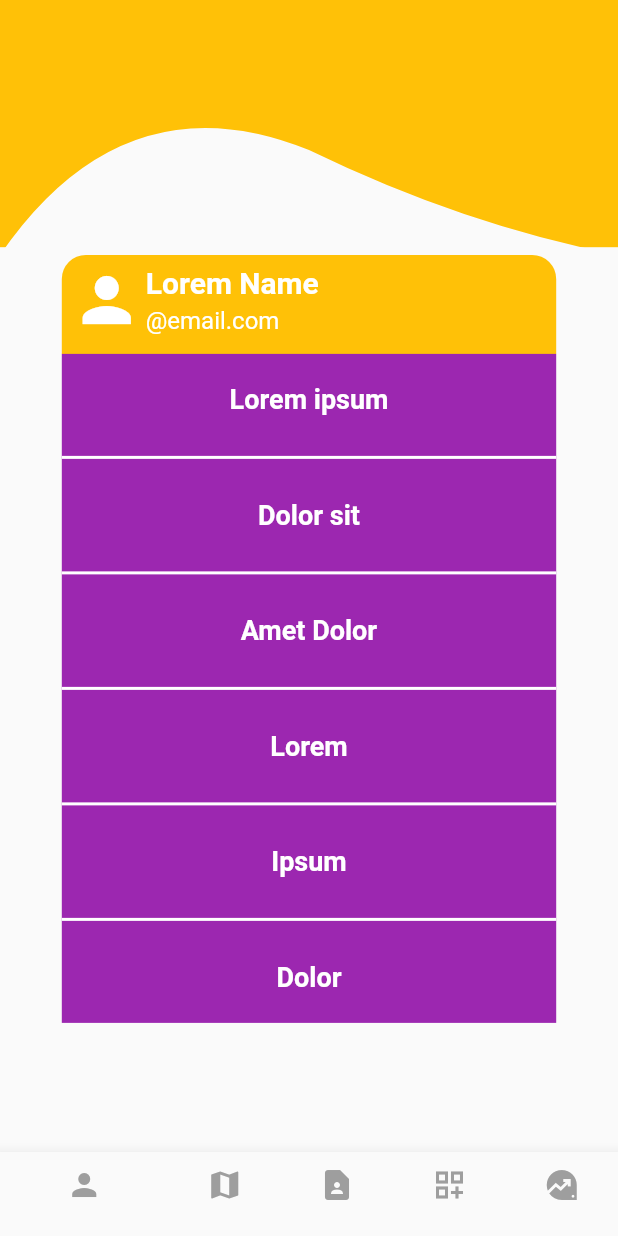
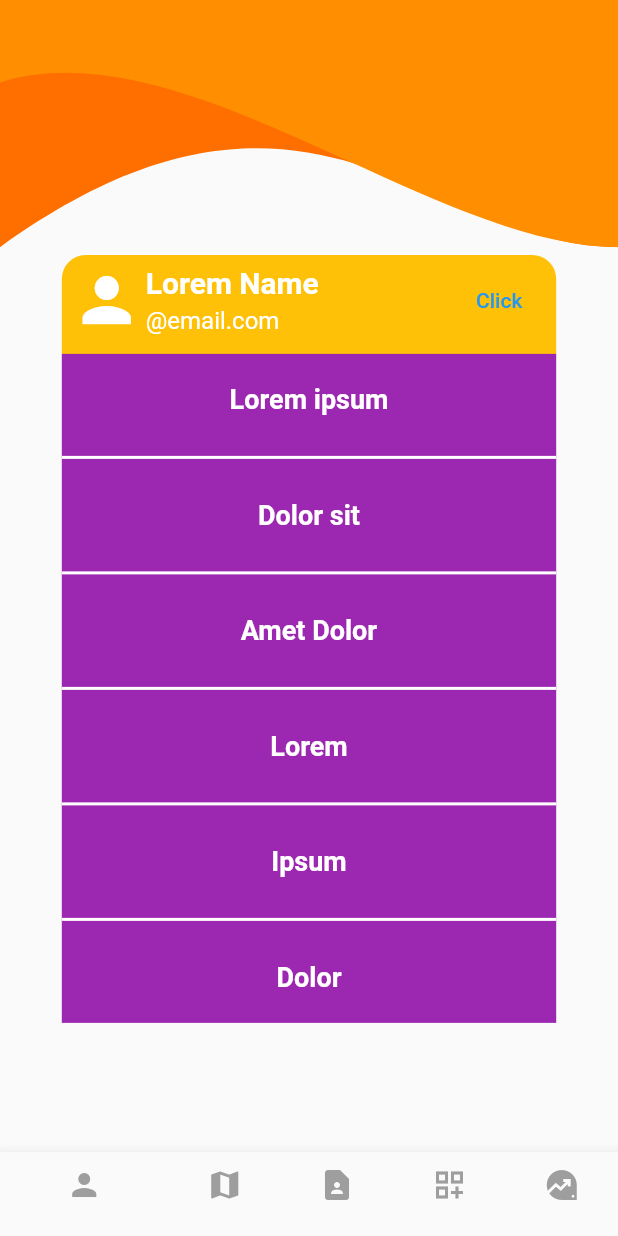
Before and after one commit to Gifrad/Test-Flutter, a Flutter app: the ContactPage screen opened by its route, on a phone screen of 412 x 824 dp. Run offline on Flutter 3.47's test engine with Material 2 defaults, Android fonts, the phone set to English and light mode, and no system bars; our stand-ins replace carousel_slider, google_maps_flutter, image_picker.

Commit message:
Update Background Clipper

```diff
--- a/lib/pages/contact/contact_page.dart
+++ b/lib/pages/contact/contact_page.dart
@@ -1,5 +1,7 @@
-import 'package:education/pages/widget/my_clipper.dart';
+import 'package:education/utils/appbar_clipper.dart';
 import 'package:flutter/material.dart';
+
+import '../../utils/second_appbar_clipper copy.dart';
 
 class ContactPage extends StatefulWidget {
   const ContactPage({super.key});
@@ -17,9 +19,18 @@ class _ContactPageState extends State<ContactPage> {
           SizedBox(
             height: MediaQuery.of(context).size.height * 0.2,
             child: ClipPath(
-              clipper: MyClipper(),
+              clipper: AppBarClipper(),
               child: Container(
-                color: Colors.amber,
+                color: Colors.amber[900],
+              ),
+            ),
+          ),
+          SizedBox(
+            height: MediaQuery.of(context).size.height * 0.2,
+            child: ClipPath(
+              clipper: SecondAppBarClipper(),
+              child: Container(
+                color: Colors.amber[800],
               ),
             ),
           ),
@@ -44,15 +55,10 @@ class _ContactPageState extends State<ContactPage> {
                     children: [
                       Row(
                         children: [
-                          GestureDetector(
-                            onTap: () {
-                              Navigator.pushNamed(context, '/choice');
-                            },
-                            child: const Icon(
-                              Icons.person,
-                              size: 48,
-                              color: Colors.white,
-                            ),
+                          const Icon(
+                            Icons.person,
+                            size: 48,
+                            color: Colors.white,
                           ),
                           const SizedBox(
                             width: 2,
@@ -79,6 +85,13 @@ class _ContactPageState extends State<ContactPage> {
                                 ),
                               )
                             ],
+                          ),
+                          const Spacer(),
+                          TextButton(
+                            onPressed: () {
+                              Navigator.pushNamed(context, '/choice');
+                            },
+                            child: const Text('Click'),
                           )
                         ],
                       ),
@@ -241,7 +254,7 @@ class _ContactPageState extends State<ContactPage> {
               onTap: () {
                 Navigator.pushNamed(context, '/media');
               },
-              child:const Icon(
+              child: const Icon(
                 Icons.dashboard_customize_outlined,
                 color: Colors.grey,
               ),
--- a/lib/pages/widget/my_clipper.dart
+++ /dev/null
@@ -1,19 +0,0 @@
-import 'package:flutter/material.dart';
-
-class MyClipper extends CustomClipper<Path> {
-  @override
-  Path getClip(Size size) {
-    var path = Path();
-    path.lineTo(0, 170);
-    path.quadraticBezierTo(size.width / 5, 50 /*180*/, size.width / 2, 100);
-    path.quadraticBezierTo(3 / 4 * size.width, 150, size.width, 170);
-    path.lineTo(size.width, 0);
-    path.close();
-    return path;
-  }
-
-  @override
-  bool shouldReclip(CustomClipper<Path> oldClipper) {
-    return false;
-  }
-}
--- /dev/null
+++ b/lib/utils/appbar_clipper.dart
@@ -0,0 +1,36 @@
+import 'package:flutter/material.dart';
+
+class AppBarClipper extends CustomClipper<Path> {
+  @override
+  Path getClip(Size size) {
+    final width = size.width;
+    final height = size.height;
+    var path = Path();
+    path.lineTo(0, height);
+    path.cubicTo(
+      width * 0.50,
+      height * 0.1,
+      width * 0.70,
+      height ,
+      width,
+      height,
+    );
+    path.lineTo(
+      width,
+      height,
+    );
+
+    path.lineTo(width, 0);
+
+    // path.quadraticBezierTo(width , height * 0.50, size.width / 2, 100);
+    // path.quadraticBezierTo(3 / 4 * size.width, 150, size.width, 170);
+    // path.lineTo(size.width, 0);
+    path.close();
+    return path;
+  }
+
+  @override
+  bool shouldReclip(CustomClipper<Path> oldClipper) {
+    return true;
+  }
+}
--- /dev/null
+++ b/lib/utils/second_appbar_clipper copy.dart
@@ -0,0 +1,36 @@
+import 'package:flutter/material.dart';
+
+class SecondAppBarClipper extends CustomClipper<Path> {
+  @override
+  Path getClip(Size size) {
+    final width = size.width;
+    final height = size.height;
+    var path = Path();
+    path.lineTo(0, height / 3);
+    path.cubicTo(
+      width * 0.30,
+      height * 0.1,
+      width * 0.70,
+      height ,
+      width,
+      height,
+    );
+    path.lineTo(
+      width,
+      height,
+    );
+
+    path.lineTo(width, 0);
+
+    // path.quadraticBezierTo(width , height * 0.50, size.width / 2, 100);
+    // path.quadraticBezierTo(3 / 4 * size.width, 150, size.width, 170);
+    // path.lineTo(size.width, 0);
+    path.close();
+    return path;
+  }
+
+  @override
+  bool shouldReclip(CustomClipper<Path> oldClipper) {
+    return true;
+  }
+}
--- a/pubspec.yaml
+++ b/pubspec.yaml
@@ -39,6 +39,7 @@ dependencies:
   carousel_slider: ^4.2.1
   google_maps_flutter: ^2.3.0
   image_picker: ^1.0.2
+  flutter_custom_clippers: ^2.1.0
 
 dev_dependencies:
   flutter_test:
```
Also changed, not shown: lib/pages/choice/choice_page.dart (+13 -3 lines), lib/pages/login/login_page.dart (+23 -15 lines), lib/pages/onboarding/onboarding_page.dart (+25 -14 lines), lib/utils/background_clipper.dart (added, +32 -0 lines), pubspec.lock.
